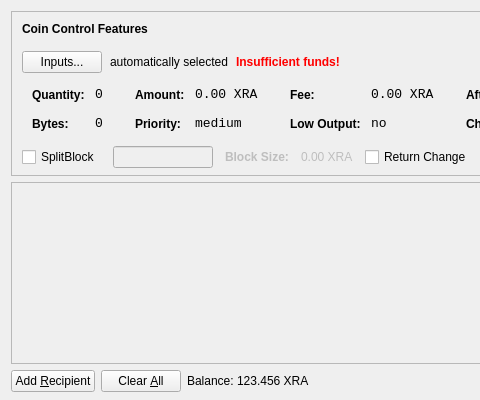
Above: src/qt/forms/sendcoinsdialog.ui from regtable/ratecoin before the change; both pictures show x 0 to 480 and y 0 to 400 of the 850 by 400 pixel window. Below: the same form after it.
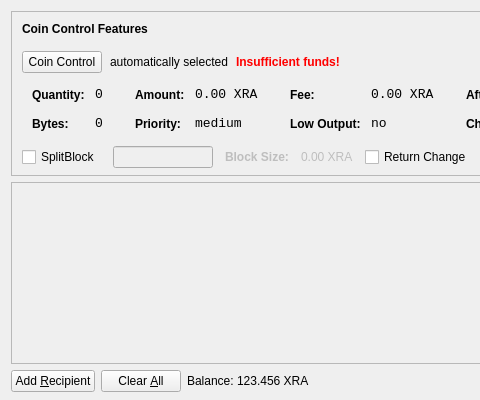
That is the form after the change. Icons and pictures are not drawn.

Commit message: Add Lock/Unlock coins button to coin control dialog

What changed in the file:
```diff
--- a/src/qt/forms/sendcoinsdialog.ui
+++ b/src/qt/forms/sendcoinsdialog.ui
@@ -107,7 +107,7 @@
              <string notr="true"/>
             </property>
             <property name="text">
-             <string>Inputs...</string>
+             <string>Coin Control</string>
             </property>
            </widget>
           </item>
```
The commit also changes 3 other files.
